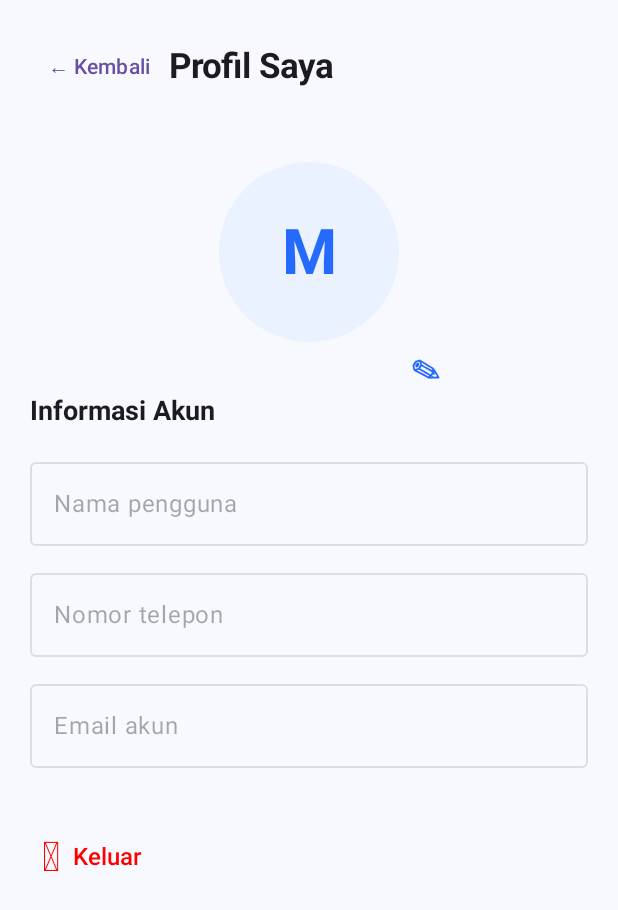
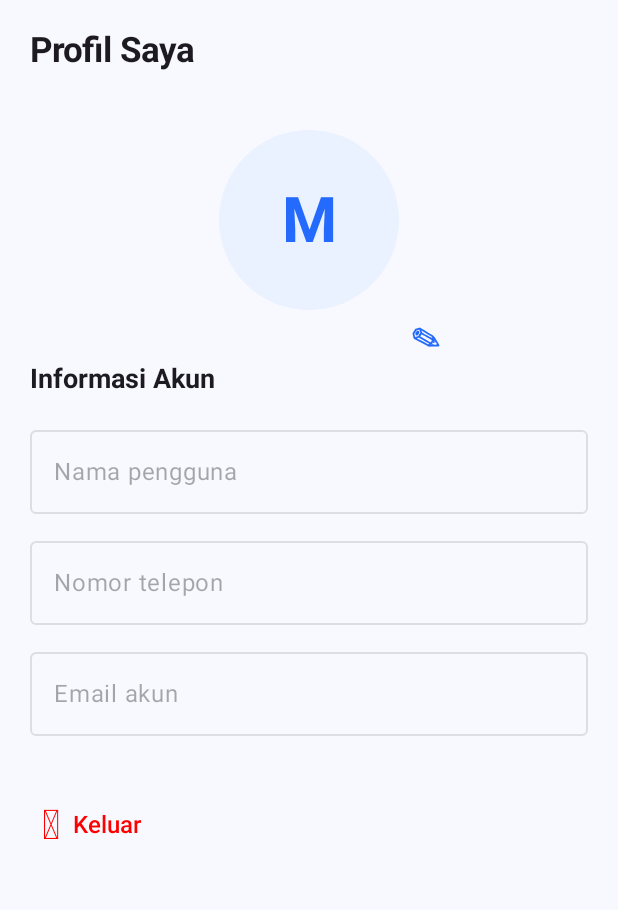
Before and after one commit to MChat-Android/M-Messenger, an Android app built with Jetpack Compose: the composable ProfileScreen shown on its own in the app's theme, on a phone screen of 412 x 824 dp. Shown: the top 910 px of the screen. Run offline under Robolectric (Android 15) with nearby library versions, the phone set to English and light mode, and no system bars; our stand-ins replace Firebase (no records; nobody signed in at launch, a user with empty details on screens opened directly).

Commit message:
Update ProfileScreen.kt

```diff
--- a/app/src/main/java/com/mmessenger/app/ProfileScreen.kt
+++ b/app/src/main/java/com/mmessenger/app/ProfileScreen.kt
@@ -146,20 +146,12 @@ fun ProfileScreen(
             .padding(20.dp)
     ) {
 
-        // BAGIAN JUDUL
-        Row(
-            verticalAlignment = Alignment.CenterVertically
-        ) {
-            TextButton(onClick = onBack) {
-                Text("← Kembali")
-            }
-
-            Text(
-                text = "Profil Saya",
-                fontSize = 23.sp,
-                fontWeight = FontWeight.Bold
-            )
-        }
+        // JUDUL PROFIL TANPA TOMBOL KEMBALI
+        Text(
+            text = "Profil Saya",
+            fontSize = 23.sp,
+            fontWeight = FontWeight.Bold
+        )
 
         Spacer(Modifier.height(30.dp))
 
```
